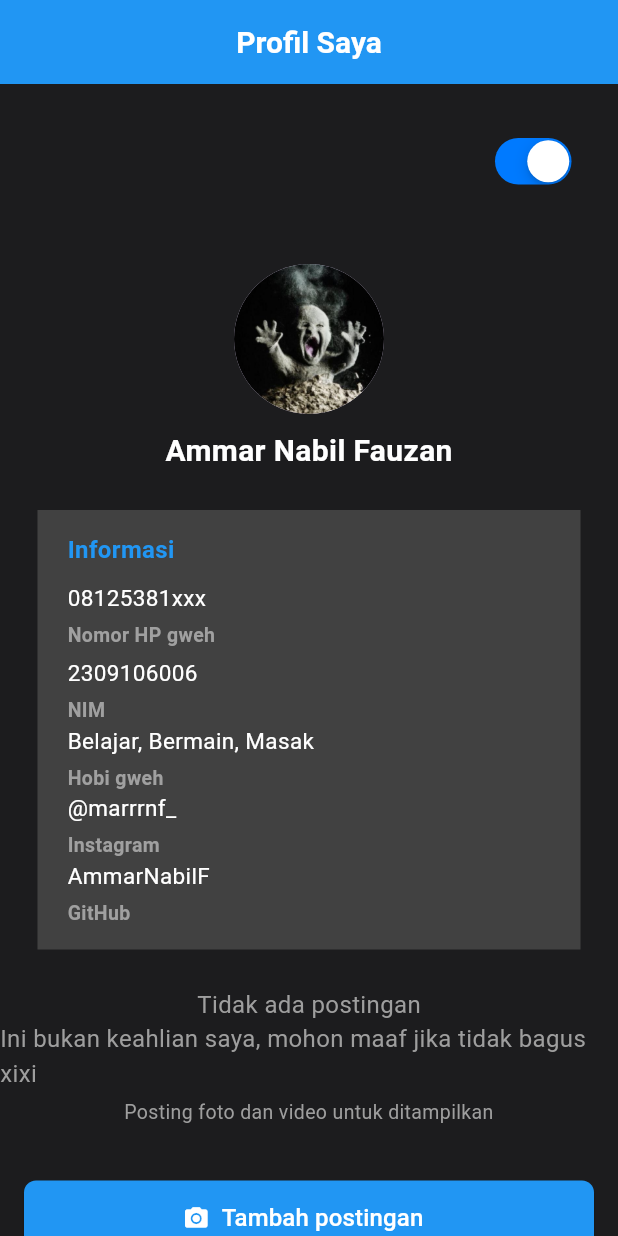
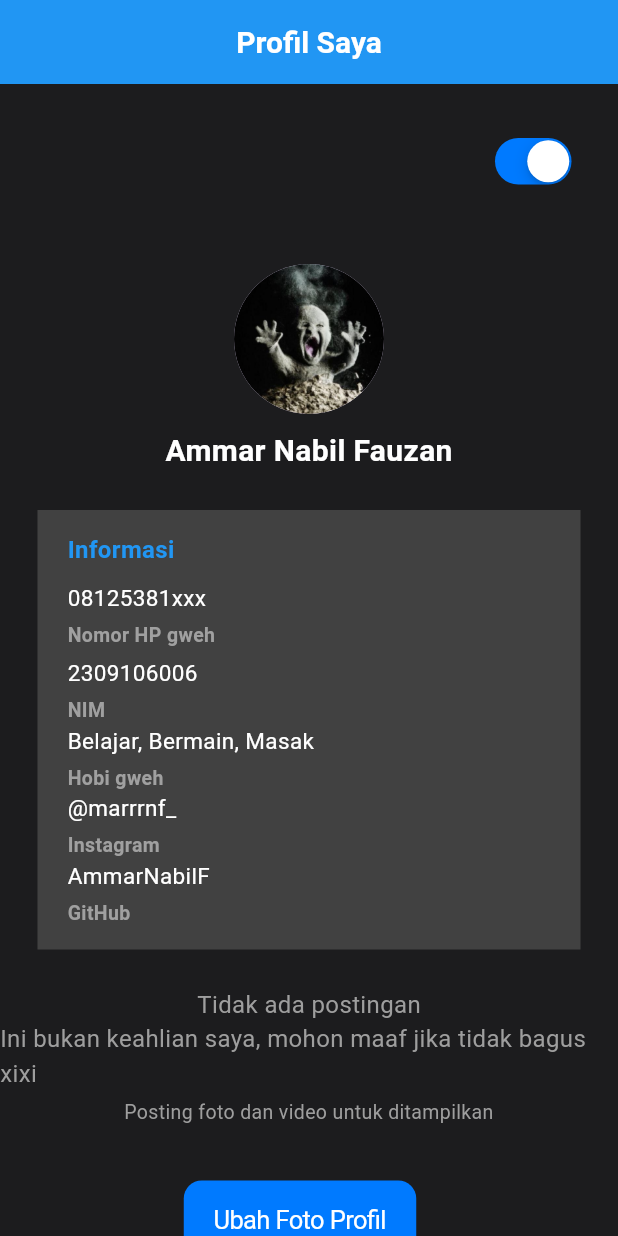
Before and after one commit to AmmarNabilF/merreu-with-flutter, a Flutter app: the screen it shows after launch, on a phone screen of 412 x 824 dp. Run offline on Flutter 3.47's test engine with Material 3 defaults, Android fonts, the phone set to English and light mode, and no system bars; our stand-ins replace image_picker.

Commit message:
update cupertino button

```diff
--- a/lib/main.dart
+++ b/lib/main.dart
@@ -1,8 +1,10 @@
+import 'dart:io'; // <— diperlukan untuk File
 import 'package:flutter/cupertino.dart';
 import 'package:flutter/material.dart';
+import 'package:image_picker/image_picker.dart';
 
 void main(List<String> args) {
-  runApp(MyProfile());
+  runApp(const MyProfile());
 }
 
 class MyProfile extends StatefulWidget {
@@ -15,16 +17,45 @@ class MyProfile extends StatefulWidget {
 class _MyProfileState extends State<MyProfile> {
   bool _isSwitching = true;
 
+  // --- Tambahan: state avatar & file terpilih ---
+  final List<String> _avatars = [
+    "assets/images/Ash-baby.jpg",
+    "assets/images/Ash-teen.jpg",
+    "assets/images/Ash-master.jpg",
+  ];
+  int _avatarIndex = 0;
+  File? _pickedFile;
+
+  // void _nextAvatar() {
+  //   setState(() {
+  //     _avatarIndex = (_avatarIndex + 1) % _avatars.length;
+  //     _pickedFile = null; // opsional: reset jika sebelumnya pilih dari galeri
+  //   });
+  // }
+
+  Future<void> _pickFromGallery() async {
+    final x = await ImagePicker().pickImage(
+      source: ImageSource.gallery,
+      imageQuality: 85,
+    );
+    if (x != null) {
+      setState(() => _pickedFile = File(x.path));
+    }
+  }
+  // --- end tambahan ---
+
   @override
   Widget build(BuildContext context) {
     return MaterialApp(
       debugShowCheckedModeBanner: false,
       home: Scaffold(
-        backgroundColor: _isSwitching ? const Color(0xFF1C1C1E) : const Color.fromARGB(255, 240, 240, 240),
+        backgroundColor: _isSwitching
+            ? const Color(0xFF1C1C1E)
+            : const Color.fromARGB(255, 240, 240, 240),
         appBar: AppBar(
           backgroundColor: const Color(0xFF2196F3),
           elevation: 0,
-          title: Text(
+          title: const Text(
             "Profil Saya",
             style: TextStyle(fontSize: 20, fontWeight: FontWeight.bold, color: Colors.white),
           ),
@@ -56,21 +87,30 @@ class _MyProfileState extends State<MyProfile> {
                 ),
               ),
               const SizedBox(height: 20),
-              CircleAvatar(radius: 50, backgroundImage: AssetImage("assets/images/Ash-baby.jpg")),
+
+              // Avatar: prioritas file galeri, fallback ke asset list
+              CircleAvatar(
+                radius: 50,
+                backgroundImage: _pickedFile != null
+                    ? FileImage(_pickedFile!)
+                    : AssetImage(_avatars[_avatarIndex]) as ImageProvider,
+              ),
+
               const SizedBox(height: 10),
               Text(
                 "Ammar Nabil Fauzan",
                 style: TextStyle(
                   fontSize: 20,
                   fontWeight: FontWeight.bold,
-                  color: _isSwitching ? Colors.white : Colors.black),
+                  color: _isSwitching ? Colors.white : Colors.black,
+                ),
               ),
               const SizedBox(height: 20),
 
               Container(
                 width: double.infinity,
                 margin: EdgeInsetsDirectional.symmetric(horizontal: 25, vertical: 5),
-                padding: EdgeInsets.symmetric(horizontal : 20, vertical : 15),
+                padding: EdgeInsets.symmetric(horizontal: 20, vertical: 15),
                 color: _isSwitching ? const Color.fromARGB(255, 65, 65, 65) : const Color.fromARGB(255, 199, 199, 199),
                 child: Column(
                   crossAxisAlignment: CrossAxisAlignment.start,
@@ -128,18 +168,22 @@ class _MyProfileState extends State<MyProfile> {
 
               Padding(
                 padding: const EdgeInsets.all(16.0),
-                child: ElevatedButton.icon(
-                  style: ElevatedButton.styleFrom(
-                    backgroundColor: Colors.blue,
-                    minimumSize: const Size.fromHeight(50),
-                    shape: RoundedRectangleBorder(borderRadius: BorderRadius.circular(8)),
-                  ),
-                  onPressed: () {},
-                  icon: const Icon(Icons.camera_alt, color: Colors.white),
-                  label: const Text(
-                    "Tambah postingan",
-                    style: TextStyle(color: Colors.white, fontSize: 16),
-                  ),
+                child: Row(
+                  mainAxisSize: MainAxisSize.min,
+                  children: [
+                    // Tombol pilih dari galeri
+                    CupertinoButton(
+                      color: CupertinoColors.activeBlue,
+                      child: const Text('Ubah Foto Profil', style: TextStyle(color: Colors.white)),
+                      onPressed: _pickFromGallery,
+                    ),
+                    const SizedBox(width: 12),
+                    // Tombol next asset (opsional)
+                    // CupertinoButton(
+                    //   child: const Text('Next Avatar'),
+                    //   onPressed: _nextAvatar,
+                    // ),
+                  ],
                 ),
               ),
             ],
--- a/pubspec.yaml
+++ b/pubspec.yaml
@@ -30,6 +30,7 @@ environment:
 dependencies:
   flutter:
     sdk: flutter
+  image_picker: ^1.1.1
 
   # The following adds the Cupertino Icons font to your application.
   # Use with the CupertinoIcons class for iOS style icons.
```
Also changed, not shown: pubspec.lock, 5 other files.
